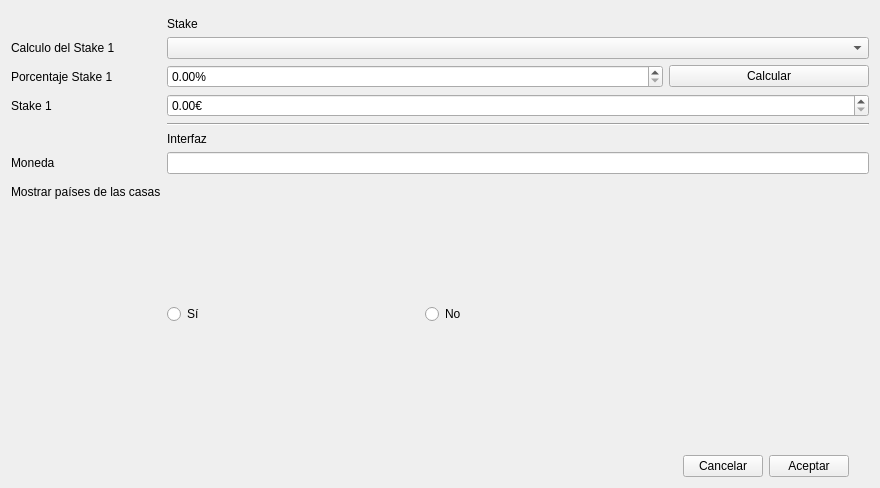
Qt form ui/settings.ui (soker90/betcon) before a commit.
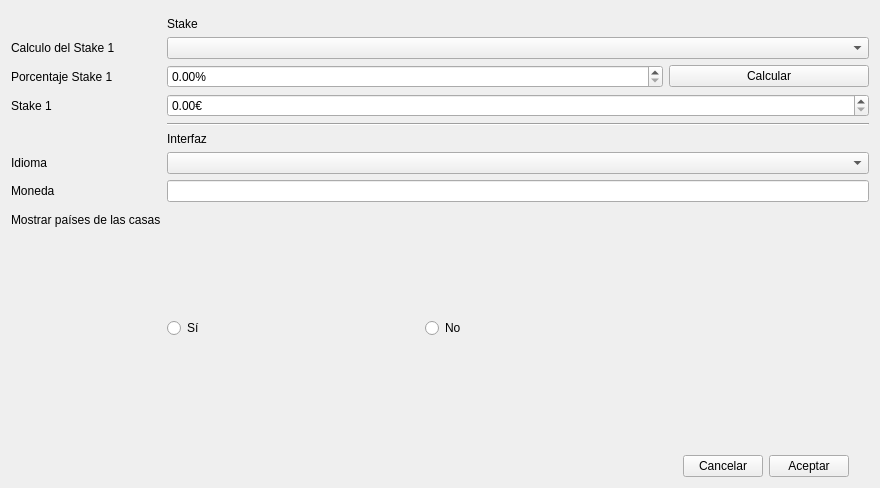
The same form after that commit.

The edit to the form file:
```diff
--- a/ui/settings.ui
+++ b/ui/settings.ui
@@ -107,24 +107,24 @@
        </property>
       </widget>
      </item>
-     <item row="7" column="0">
+     <item row="8" column="0">
       <widget class="QLabel" name="lblCoin">
        <property name="text">
         <string>Moneda</string>
        </property>
       </widget>
      </item>
-     <item row="7" column="1">
+     <item row="8" column="1">
       <widget class="QLineEdit" name="txtCoin"/>
      </item>
-     <item row="8" column="0">
+     <item row="9" column="0">
       <widget class="QLabel" name="lblCountry">
        <property name="text">
         <string>Mostrar países de las casas</string>
        </property>
       </widget>
      </item>
-     <item row="8" column="1">
+     <item row="9" column="1">
       <layout class="QGridLayout" name="gridLayout_2">
        <item row="1" column="3">
         <spacer name="verticalSpacer_2">
@@ -214,6 +214,16 @@
        </item>
       </layout>
      </item>
+     <item row="7" column="1">
+      <widget class="QComboBox" name="cmbLanguage"/>
+     </item>
+     <item row="7" column="0">
+      <widget class="QLabel" name="label">
+       <property name="text">
+        <string>Idioma</string>
+       </property>
+      </widget>
+     </item>
     </layout>
    </item>
   </layout>
```
